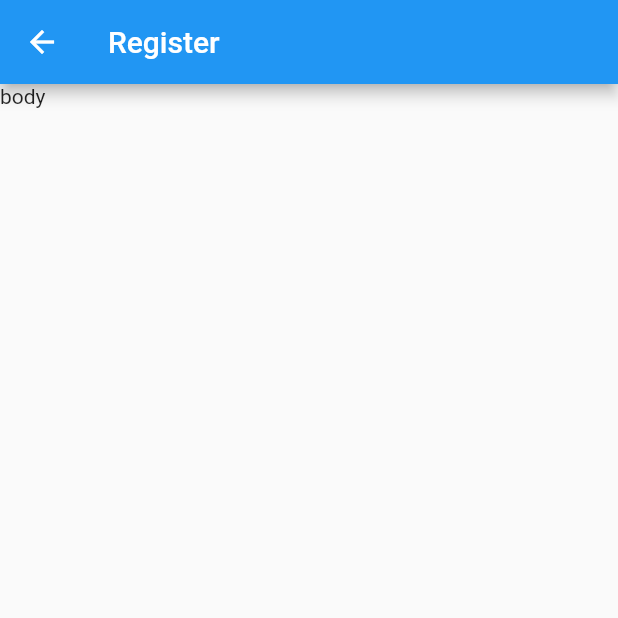
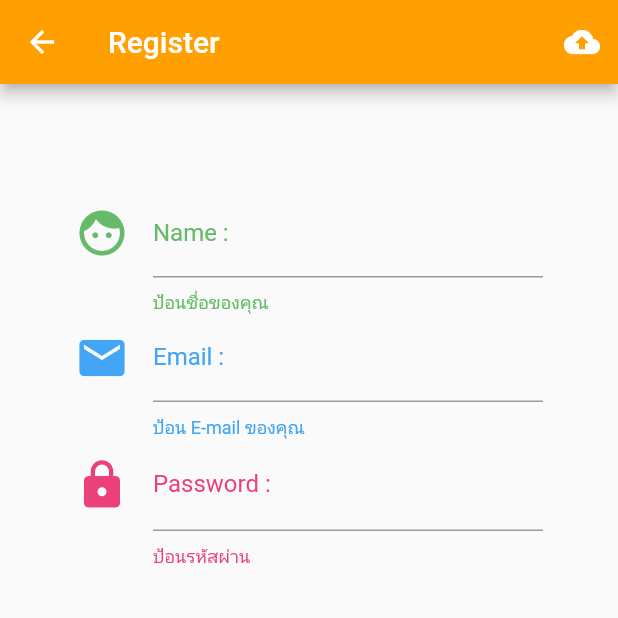
Before and after one commit to Prajanban/NONG_ONS, a Flutter app: the Register screen opened directly, on a phone screen of 412 x 824 dp, the top half of it. Run offline on Flutter 3.47's test engine with Material 2 defaults, Android fonts, the phone set to English and light mode, and no system bars; our stand-ins replace cloud_firestore, firebase_auth; accounts and stored records are empty.

Commit message:
After Day3

```diff
--- a/lib/main.dart
+++ b/lib/main.dart
@@ -1,4 +1,5 @@
 import 'package:flutter/material.dart';
+import 'package:flutter/services.dart';
 import 'package:nong_ons/screens/home.dart';
 
 void main() {
@@ -8,7 +9,10 @@ void main() {
 class MyApp extends StatelessWidget {
   @override
   Widget build(BuildContext context) {
+    SystemChrome.setPreferredOrientations(
+        [DeviceOrientation.portraitUp, DeviceOrientation.portraitDown]);
     return MaterialApp(
+      debugShowCheckedModeBanner: false,
       home: Home(),
     );
   }
--- /dev/null
+++ b/lib/models/product_model.dart
@@ -0,0 +1,10 @@
+class ProductModel {
+
+// Field
+String name,detail,path,qrCode;
+
+
+// Constructor
+ProductModel(this.name,this.detail,this.path,this.qrCode);
+
+}
--- a/lib/screens/register.dart
+++ b/lib/screens/register.dart
@@ -1,4 +1,6 @@
 import 'package:flutter/material.dart';
+import 'package:firebase_auth/firebase_auth.dart';
+import 'package:nong_ons/screens/my_service.dart';
 
 class Register extends StatefulWidget {
   @override
@@ -6,12 +8,167 @@ class Register extends StatefulWidget {
 }
 
 class _RegisterState extends State<Register> {
+  // Explicit
+  Color nameColor = Colors.green.shade400;
+  Color emailColor = Colors.blue.shade400;
+  Color passwordColor = Colors.pink.shade400;
+  final formKey = GlobalKey<FormState>();
+  String nameString, emailString, passwordString;
+  FirebaseAuth firebaseAuth = FirebaseAuth.instance;
+
+  // Method
+
+  Widget nameText() {
+    return TextFormField(
+      decoration: InputDecoration(
+        icon: Icon(
+          Icons.face,
+          size: 36.0,
+          color: nameColor,
+        ),
+        labelText: 'Name :',
+        labelStyle: TextStyle(color: nameColor),
+        helperText: 'ป้อนชื่อของคุณ',
+        helperStyle: TextStyle(color: nameColor),
+        hintText: 'English only',
+      ),
+      validator: (String value) {
+        if (value.isEmpty) {
+          return 'Please Fill Name in Blank';
+        }
+      },
+      onSaved: (String value) {
+        nameString = value;
+      },
+    );
+  }
+
+  Widget emailText() {
+    return TextFormField(
+      keyboardType: TextInputType.emailAddress,
+      decoration: InputDecoration(
+        icon: Icon(
+          Icons.email,
+          size: 36.0,
+          color: emailColor,
+        ),
+        labelText: 'Email :',
+        labelStyle: TextStyle(color: emailColor),
+        helperText: 'ป้อน E-mail ของคุณ',
+        helperStyle: TextStyle(color: emailColor),
+        hintText: 'you@email.com',
+      ),
+      validator: (String value) {
+        if (!((value.contains('@')) && (value.contains('.')))) {
+          return 'Please Type Email Format';
+        }
+      },
+      onSaved: (String value) {
+        emailString = value;
+      },
+    );
+  }
+
+  Widget passwordText() {
+    return TextFormField(
+      decoration: InputDecoration(
+        icon: Icon(
+          Icons.lock,
+          size: 36.0,
+          color: passwordColor,
+        ),
+        labelText: 'Password :',
+        labelStyle: TextStyle(color: passwordColor),
+        helperText: 'ป้อนรหัสผ่าน',
+        helperStyle: TextStyle(color: passwordColor),
+        hintText: '6 ตัวอักษรขึ้นไป',
+      ),
+      validator: (String value) {
+        if (value.length < 6) {
+          return 'Password More 6 Charator';
+        }
+      },
+      onSaved: (String value) {
+        passwordString = value;
+      },
+    );
+  }
+
+  Widget registerButton() {
+    return IconButton(
+      icon: Icon(Icons.cloud_upload),
+      onPressed: () {
+        if (formKey.currentState.validate()) {
+          formKey.currentState.save();
+          print(
+              'name = $nameString, email = $emailString, password = $passwordString');
+          registerThread();
+        }
+      },
+    );
+  }
+
+  Future<void> registerThread() async {
+    await firebaseAuth
+        .createUserWithEmailAndPassword(
+            email: emailString, password: passwordString)
+        .then((response) {
+      print('Success Register');
+      setupDisplayName();
+    }).catchError((response) {
+      print('response = ${response.toString()}');
+      String title = response.code;
+      String message = response.message;
+      myAlert(title, message);
+    });
+  }
+
+  Future<void> setupDisplayName() async {
+    await firebaseAuth.currentUser().then((response) {
+      UserUpdateInfo userUpdateInfo = UserUpdateInfo();
+      userUpdateInfo.displayName = nameString;
+      response.updateProfile(userUpdateInfo);
+
+      MaterialPageRoute materialPageRoute =
+          MaterialPageRoute(builder: (BuildContext context) => MyService());
+      Navigator.of(context).pushAndRemoveUntil(
+          materialPageRoute, (Route<dynamic> route) => false);
+    });
+  }
+
+  void myAlert(String title, String message) {
+    showDialog(
+      context: context,
+      builder: (BuildContext context) {
+        return AlertDialog(
+          title: Text(title),
+          content: Text(message),
+        );
+      },
+    );
+  }
+
   @override
   Widget build(BuildContext context) {
     return Scaffold(
       appBar: AppBar(
+        backgroundColor: Color.fromARGB(0xFF, 0xFF, 0xA0, 0x00),
         title: Text('Register'),
-      ),body: Text('body'),
+        actions: <Widget>[
+          registerButton(),
+        ],
+      ),
+      body: Form(
+        key: formKey,
+        child: ListView(
+          padding: EdgeInsets.only(left: 50.0, right: 50.0, top: 70.0),
+          children: <Widget>[
+            nameText(),
+            emailText(),
+            passwordText(),
+          ],
+        ),
+      ),
     );
   }
 }
--- a/pubspec.yaml
+++ b/pubspec.yaml
@@ -23,6 +23,8 @@ dependencies:
   # The following adds the Cupertino Icons font to your application.
   # Use with the CupertinoIcons class for iOS style icons.
   cupertino_icons: ^0.1.2
+  firebase_auth: ^0.14.0+3
+  cloud_firestore: ^0.12.9+1
 
 dev_dependencies:
   flutter_test:
@@ -43,7 +45,8 @@ flutter:
   # To add assets to your application, add an assets section, like this:
   assets:
    - images/logo.png
-  #  - images/a_dot_ham.jpeg
+   - images/sun.jpg
+   - images/wallpaper.jpg
 
   # An image asset can refer to one or more resolution-specific "variants", see
   # https://flutter.dev/assets-and-images/#resolution-aware.
```
Also changed, not shown: lib/screens/authen.dart (added, +184 -0 lines), lib/screens/home.dart (+34 -4 lines), lib/screens/list_product.dart (added, +61 -0 lines), lib/screens/my_service.dart (added, +163 -0 lines), lib/screens/show_map.dart (added, +13 -0 lines), images/sun.jpg (added), images/wallpaper.jpg (added), pubspec.lock, 4 other files.
